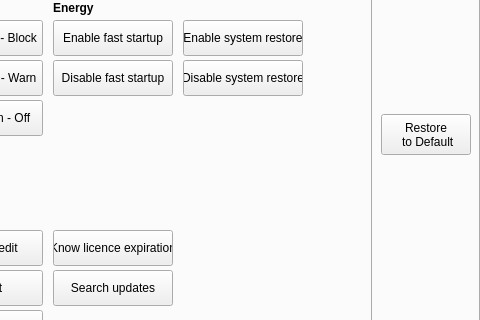
First picture: the form in mainwindow.ui, repository adgellida/winsys, before the edit; both pictures show x 231 to 711 and y 91 to 411 of the 711 by 529 pixel window.
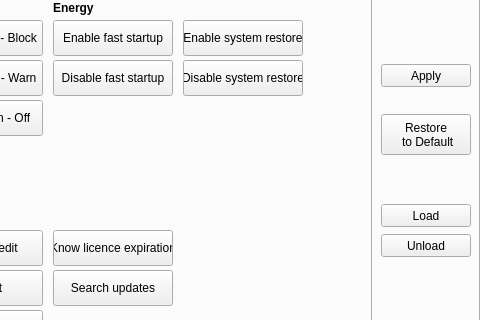
Second picture: the form after the edit. Icons and pictures are not drawn.

Patch:
```diff
--- a/mainwindow.ui
+++ b/mainwindow.ui
@@ -3911,6 +3911,45 @@
  to Default</string>
       </property>
      </widget>
+     <widget class="QPushButton" name="applyTweaksButton">
+      <property name="geometry">
+       <rect>
+        <x>600</x>
+        <y>100</y>
+        <width>90</width>
+        <height>23</height>
+       </rect>
+      </property>
+      <property name="text">
+       <string>Apply</string>
+      </property>
+     </widget>
+     <widget class="QPushButton" name="loadTweaksSelectionButton">
+      <property name="geometry">
+       <rect>
+        <x>600</x>
+        <y>240</y>
+        <width>90</width>
+        <height>23</height>
+       </rect>
+      </property>
+      <property name="text">
+       <string>Load</string>
+      </property>
+     </widget>
+     <widget class="QPushButton" name="unloadTweaksSelectionButton">
+      <property name="geometry">
+       <rect>
+        <x>600</x>
+        <y>270</y>
+        <width>90</width>
+        <height>23</height>
+       </rect>
+      </property>
+      <property name="text">
+       <string>Unload</string>
+      </property>
+     </widget>
     </widget>
     <widget class="QWidget" name="tab_5">
      <attribute name="title">
```
